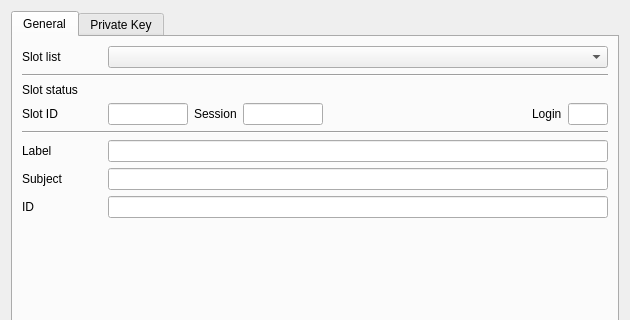
Before: the Qt Designer form CryptokiMan/create_rsa_pri_key_dlg.ui in jykim74/CryptokiMan, drawn with Qt 5; both pictures show x 0 to 630 and y 0 to 320 of the 630 by 487 pixel window.
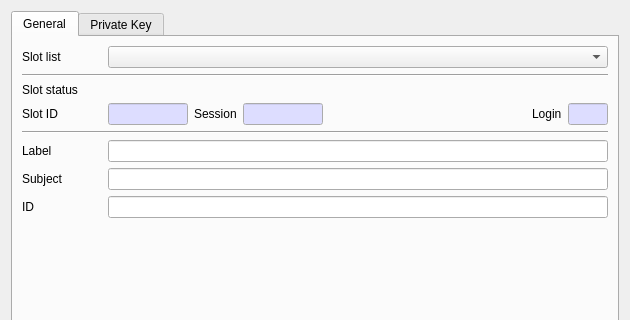
After: the same form once the commit is applied.

Commit message: Read Only 입력창 색지정

Patch:
```diff
--- a/CryptokiMan/create_rsa_pri_key_dlg.ui
+++ b/CryptokiMan/create_rsa_pri_key_dlg.ui
@@ -81,6 +81,46 @@
              <height>16777215</height>
             </size>
            </property>
+           <property name="palette">
+            <palette>
+             <active>
+              <colorrole role="Base">
+               <brush brushstyle="SolidPattern">
+                <color alpha="255">
+                 <red>221</red>
+                 <green>221</green>
+                 <blue>255</blue>
+                </color>
+               </brush>
+              </colorrole>
+             </active>
+             <inactive>
+              <colorrole role="Base">
+               <brush brushstyle="SolidPattern">
+                <color alpha="255">
+                 <red>221</red>
+                 <green>221</green>
+                 <blue>255</blue>
+                </color>
+               </brush>
+              </colorrole>
+             </inactive>
+             <disabled>
+              <colorrole role="Base">
+               <brush brushstyle="SolidPattern">
+                <color alpha="255">
+                 <red>240</red>
+                 <green>240</green>
+                 <blue>240</blue>
+                </color>
+               </brush>
+              </colorrole>
+             </disabled>
+            </palette>
+           </property>
+           <property name="readOnly">
+            <bool>true</bool>
+           </property>
           </widget>
          </item>
          <item row="0" column="5">
@@ -105,6 +145,46 @@
              <height>16777215</height>
             </size>
            </property>
+           <property name="palette">
+            <palette>
+             <active>
+              <colorrole role="Base">
+               <brush brushstyle="SolidPattern">
+                <color alpha="255">
+                 <red>221</red>
+                 <green>221</green>
+                 <blue>255</blue>
+                </color>
+               </brush>
+              </colorrole>
+             </active>
+             <inactive>
+              <colorrole role="Base">
+               <brush brushstyle="SolidPattern">
+                <color alpha="255">
+                 <red>221</red>
+                 <green>221</green>
+                 <blue>255</blue>
+                </color>
+               </brush>
+              </colorrole>
+             </inactive>
+             <disabled>
+              <colorrole role="Base">
+               <brush brushstyle="SolidPattern">
+                <color alpha="255">
+                 <red>240</red>
+                 <green>240</green>
+                 <blue>240</blue>
+                </color>
+               </brush>
+              </colorrole>
+             </disabled>
+            </palette>
+           </property>
+           <property name="readOnly">
+            <bool>true</bool>
+           </property>
           </widget>
          </item>
          <item row="0" column="0">
@@ -128,6 +208,46 @@
              <height>16777215</height>
             </size>
            </property>
+           <property name="palette">
+            <palette>
+             <active>
+              <colorrole role="Base">
+               <brush brushstyle="SolidPattern">
+                <color alpha="255">
+                 <red>221</red>
+                 <green>221</green>
+                 <blue>255</blue>
+                </color>
+               </brush>
+              </colorrole>
+             </active>
+             <inactive>
+              <colorrole role="Base">
+               <brush brushstyle="SolidPattern">
+                <color alpha="255">
+                 <red>221</red>
+                 <green>221</green>
+                 <blue>255</blue>
+                </color>
+               </brush>
+              </colorrole>
+             </inactive>
+             <disabled>
+              <colorrole role="Base">
+               <brush brushstyle="SolidPattern">
+                <color alpha="255">
+                 <red>240</red>
+                 <green>240</green>
+                 <blue>240</blue>
+                </color>
+               </brush>
+              </colorrole>
+             </disabled>
+            </palette>
+           </property>
+           <property name="readOnly">
+            <bool>true</bool>
+           </property>
           </widget>
          </item>
          <item row="0" column="4">
```
The commit also changes 22 other files.
